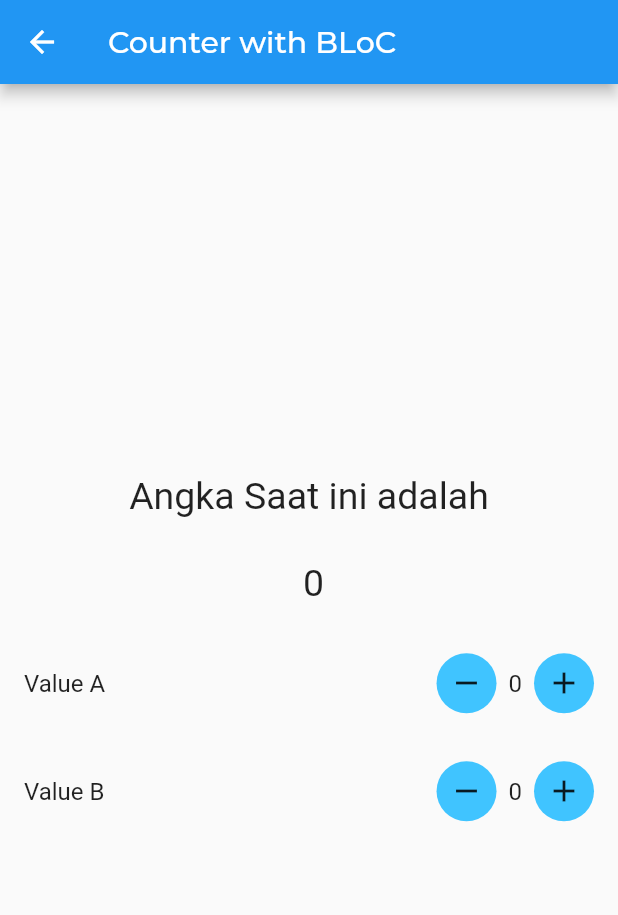
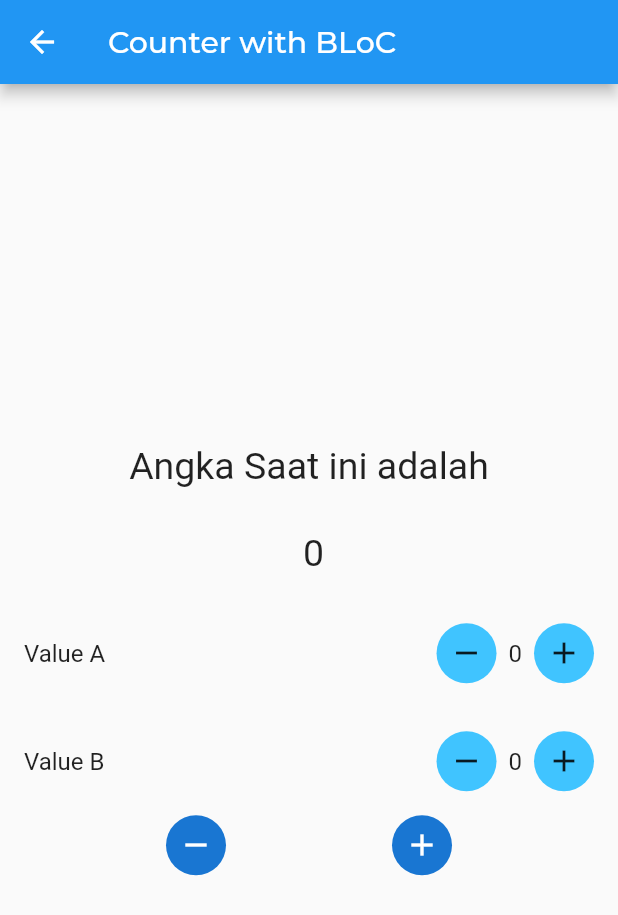
Before and after one commit to imaldila/aorls_apps_with_bloc, a Flutter app: the CounterPage screen opened directly, on a phone screen of 412 x 824 dp. Shown: the top 915 px of the screen. Run offline on Flutter 3.47's test engine with Material 2 defaults, Android fonts, the phone set to English and light mode, and no system bars; our stand-ins replace bloc, dio, equatable, flutter_bloc, google_fonts, google_maps_flutter.

Commit message:
add reset counter

```diff
--- a/lib/counter/cubit/counter_cubit.dart
+++ b/lib/counter/cubit/counter_cubit.dart
@@ -21,6 +21,12 @@ class CounterCubit extends Cubit<CounterState> {
     emit(CounterIncrement(countA, countB));
   }
 
+  void resetCounter() {
+    countA = 0;
+    countB = 0;
+    emit(CounterReset(countA, countB));
+  }
+
   void incrementB() {
     countB++;
     emit(CounterIncrement(countA, countB));
--- a/lib/counter/cubit/counter_state.dart
+++ b/lib/counter/cubit/counter_state.dart
@@ -26,3 +26,11 @@ class CounterDecrement extends CounterState {
   @override
   List<Object?> get props => [countA, countB];
 }
+
+class CounterReset extends CounterState {
+ const CounterReset(int countA, int countB) : super(countA, countB);
+
+  @override
+
+  List<Object?> get props => [countA, countB];
+}
--- /dev/null
+++ b/lib/counter/models/counter.dart
@@ -0,0 +1,13 @@
+class Counter {
+  int countA, countB;
+  Counter(this.countA, this.countB);
+}
+
+class CounterModel {
+  List<Counter> counterModel = [
+    Counter(
+      0,
+      0,
+    )
+  ];
+}
--- a/lib/counter/screens/counter_page.dart
+++ b/lib/counter/screens/counter_page.dart
@@ -40,27 +40,28 @@ class CounterPage extends StatelessWidget {
                 onPressRemove: () => counterCubit.decrementB(),
                 onPressAdd: () => counterCubit.incrementB(),
               ),
-              // Row(
-              //   mainAxisAlignment: MainAxisAlignment.spaceEvenly,
-              //   children: [
-              //     CircleAvatar(
-              //       child: IconButton(
-              //         onPressed: () {
-              //           context.read<CounterCubit>().decrement();
-              //         },
-              //         icon: const Icon(Icons.remove),
-              //       ),
-              //     ),
-              //     CircleAvatar(
-              //       child: IconButton(
-              //         onPressed: () {
-              //           context.read<CounterCubit>().increment();
-              //         },
-              //         icon: const Icon(Icons.add),
-              //       ),
-              //     ),
-              //   ],
-              // )
+              Row(
+                mainAxisAlignment: MainAxisAlignment.spaceEvenly,
+                children: [
+                  CircleAvatar(
+                    child: IconButton(
+                      onPressed: () {
+                        // context.read<CounterCubit>().decrement();
+                        context.read<CounterCubit>().resetCounter();
+                      },
+                      icon: const Icon(Icons.remove),
+                    ),
+                  ),
+                  CircleAvatar(
+                    child: IconButton(
+                      onPressed: () {
+                        context.read<CounterCubit>().increment();
+                      },
+                      icon: const Icon(Icons.add),
+                    ),
+                  ),
+                ],
+              )
             ],
           );
         },
```
